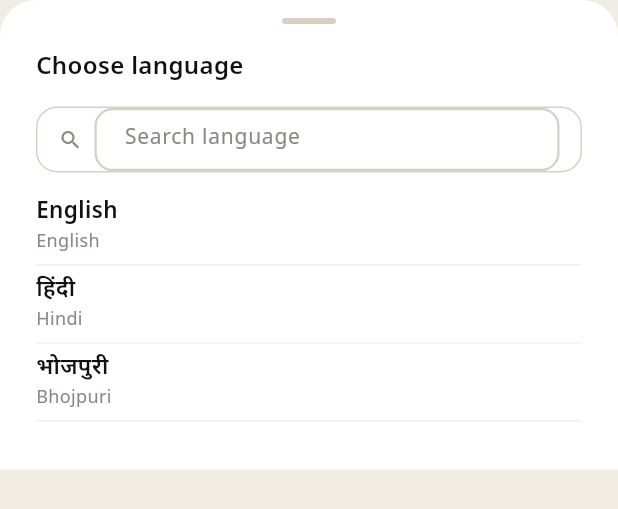
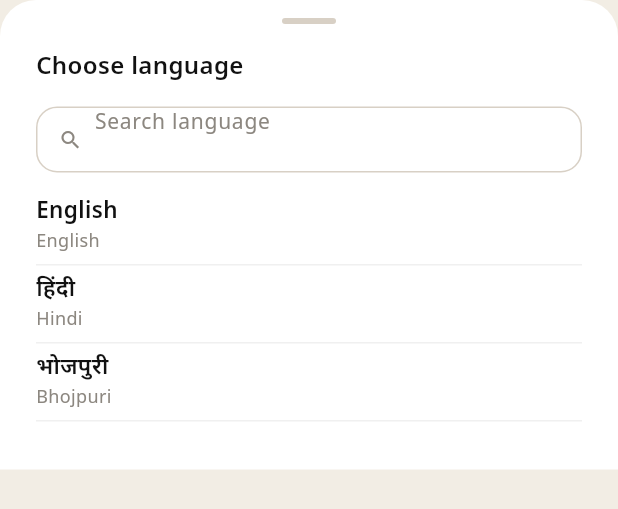
Before and after one commit to vaseey21/Vanix, a Flutter app: the _LanguageSheet widget shown alone on an empty page, opened directly with empty values, on a phone screen of 412 x 824 dp. Shown: the top 509 px of the screen. Run offline on Flutter 3.47's test engine with Material 3 defaults, Android fonts, the phone set to English and light mode, and no system bars; our stand-ins replace video_player.

Commit message:
auto: save changes

```diff
--- a/flutter_app/lib/widgets/language_sheet.dart
+++ b/flutter_app/lib/widgets/language_sheet.dart
@@ -66,7 +66,7 @@ class _LanguageSheetState extends State<_LanguageSheet> {
                   Expanded(
                     child: TextField(
                       style: TextStyle(fontSize: 14, color: textColor),
-                      decoration: InputDecoration(hintText: 'Search language', hintStyle: TextStyle(color: hintColor), border: InputBorder.none, isDense: true),
+                      decoration: InputDecoration(hintText: 'Search language', hintStyle: TextStyle(color: hintColor), border: InputBorder.none, enabledBorder: InputBorder.none, focusedBorder: InputBorder.none, filled: false, contentPadding: EdgeInsets.zero, isDense: true),
                       onChanged: (v) => setState(() => _query = v),
                     ),
                   ),
```
